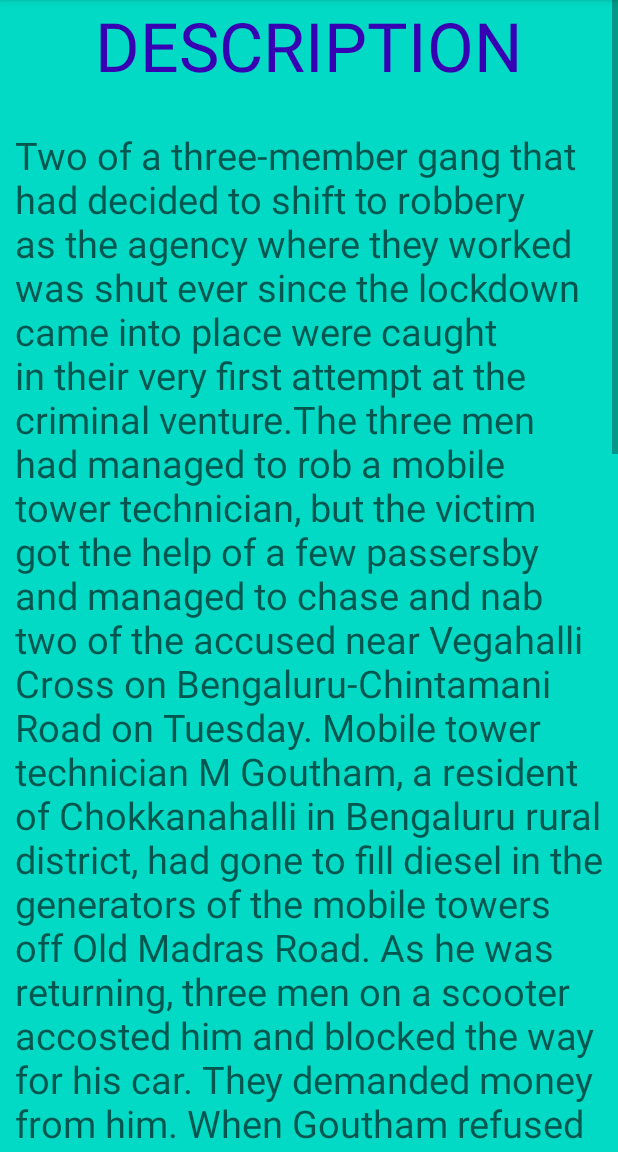
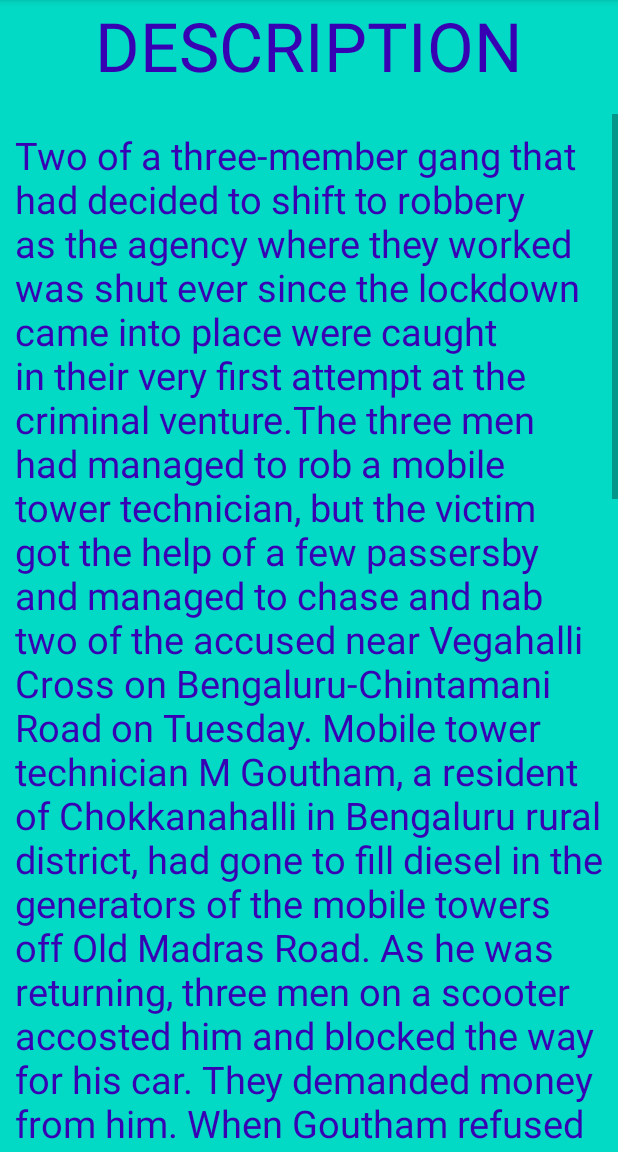
Before and after one commit to vineetdsat/Banglore_Mirror_Clone, an Android app: the Description screen opened directly, with no data from a screen before it, on a phone screen of 412 x 824 dp, the part 84-1236 px from its top. Run offline under Robolectric (Android 15) with nearby library versions, the phone set to English and light mode, and no system bars; 1 statement that could not run was skipped.

Commit message:
description complete

```diff
--- a/app/src/main/java/com/example/recyclerview/Description.java
+++ b/app/src/main/java/com/example/recyclerview/Description.java
@@ -17,7 +17,11 @@
 
         descrip = findViewById(R.id.tv_des);
         Intent i = getIntent();
-        String des = i.getStringExtra("des");
+        Updates updates = i.getParcelableExtra("des");
+
+        String des = updates.getDescription();
+
+
         descrip.setText(des);
     }
 }
--- a/app/src/main/res/layout/activity_description.xml
+++ b/app/src/main/res/layout/activity_description.xml
@@ -6,15 +6,6 @@
     android:background="@color/colorAccent"
     android:layout_height="match_parent"
     tools:context=".Description">
-   <ScrollView
-       android:layout_width="wrap_content"
-       android:layout_height="wrap_content">
-
-       <LinearLayout
-           android:layout_width="wrap_content"
-           android:layout_height="wrap_content"
-           android:orientation="vertical">
-
     <TextView
         android:layout_width="match_parent"
         android:layout_height="wrap_content"
@@ -26,18 +17,22 @@
         android:textColor="@color/colorPrimaryDark"
         android:layout_marginBottom="15dp"/>
 
+   <ScrollView
+       android:layout_width="wrap_content"
+       android:layout_height="wrap_content">
            <TextView
                android:layout_width="match_parent"
-               android:layout_height="match_parent"
+               android:layout_height="wrap_content"
                android:layout_marginTop="10dp"
                android:textSize="25sp"
+               android:textColor="#000000"
+               android:textColorHint="@color/colorPrimaryDark"
                android:layout_marginLeft="10dp"
                android:hint="@string/hint"
                android:textAlignment="gravity"
                android:layout_marginBottom="10dp"
                android:layout_marginRight="10dp"
                android:id="@+id/tv_des"/>
+   </ScrollView>
 
 </LinearLayout>
-   </ScrollView>
-</LinearLayout>
```
Also changed, not shown: app/src/main/java/com/example/recyclerview/Updates.java (+2 -6 lines). Lines whose indentation alone changed are shown as unchanged.
